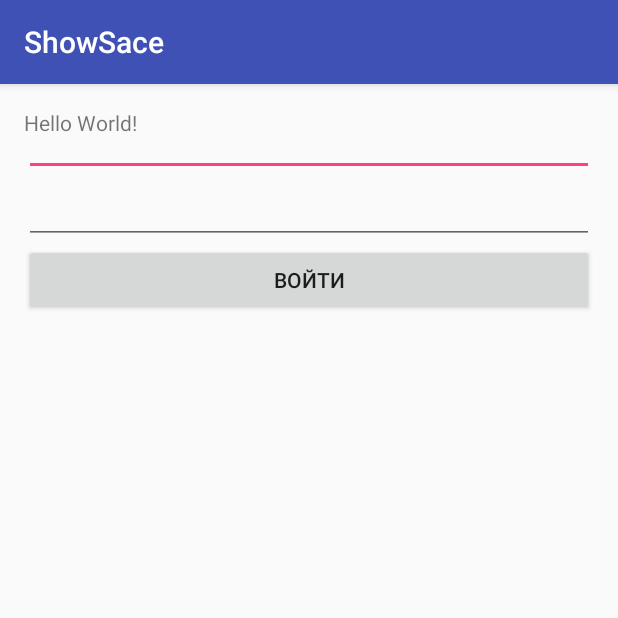
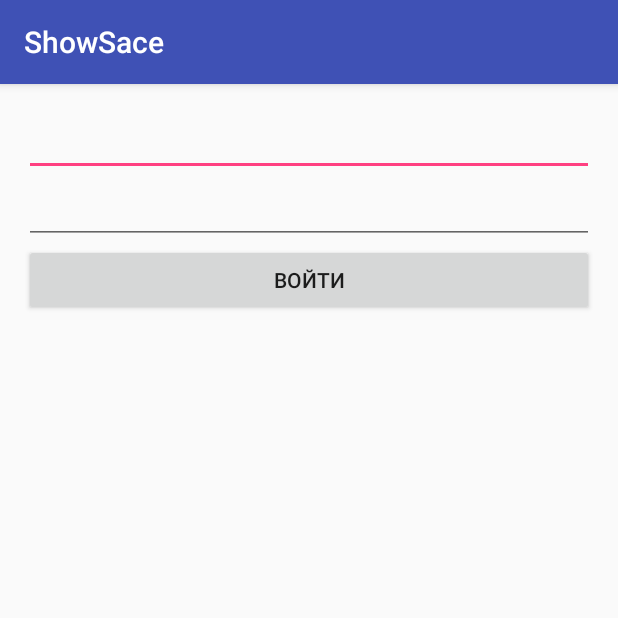
Before and after one commit to tonypepperony/ShowSace, an Android app: the screen it shows after launch (AuthActivity), after a tap on "ВОЙТИ", on a phone screen of 412 x 824 dp, the top half of it. Run offline under Robolectric (Android 15) with nearby library versions, the phone set to English and light mode, and no system bars.

Commit message:
step 4 +заглушка для логин

```diff
--- a/app/src/main/java/ru/rus/showsace/activities/AuthActivity.java
+++ b/app/src/main/java/ru/rus/showsace/activities/AuthActivity.java
@@ -4,6 +4,7 @@ import android.support.v7.app.AppCompatActivity;
 import android.os.Bundle;
 
 import ru.rus.showsace.R;
+import ru.rus.showsace.api.RestApi;
 import ru.rus.showsace.fragments.LoginFragment;
 
 public class AuthActivity extends AppCompatActivity implements LoginFragment.OnFragmentInteractionListener {
@@ -20,7 +21,7 @@ public class AuthActivity extends AppCompatActivity implements LoginFragment.OnF
 
     @Override
     public void onLoginAttempt(String login, String password) {
-        //TODO: add logic
+        RestApi.login(login, password);
     }
 
     @Override
--- a/app/src/main/res/layout/activity_auth.xml
+++ b/app/src/main/res/layout/activity_auth.xml
@@ -10,8 +10,4 @@
     android:paddingTop="@dimen/activity_vertical_margin"
     tools:context="ru.rus.showsace.activities.AuthActivity">
 
-    <TextView
-        android:layout_width="wrap_content"
-        android:layout_height="wrap_content"
-        android:text="Hello World!" />
 </RelativeLayout>
```
